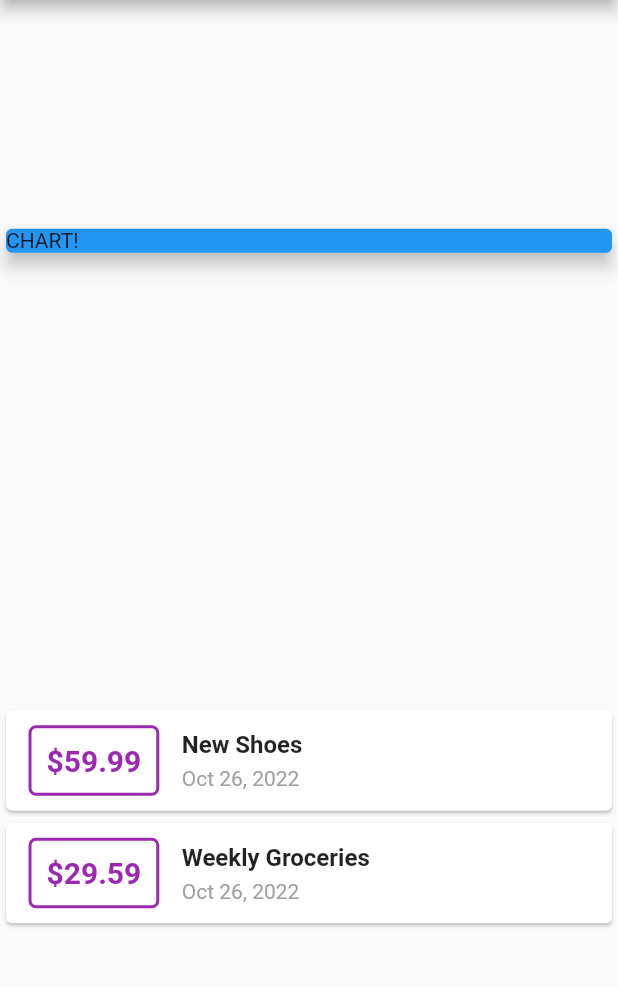
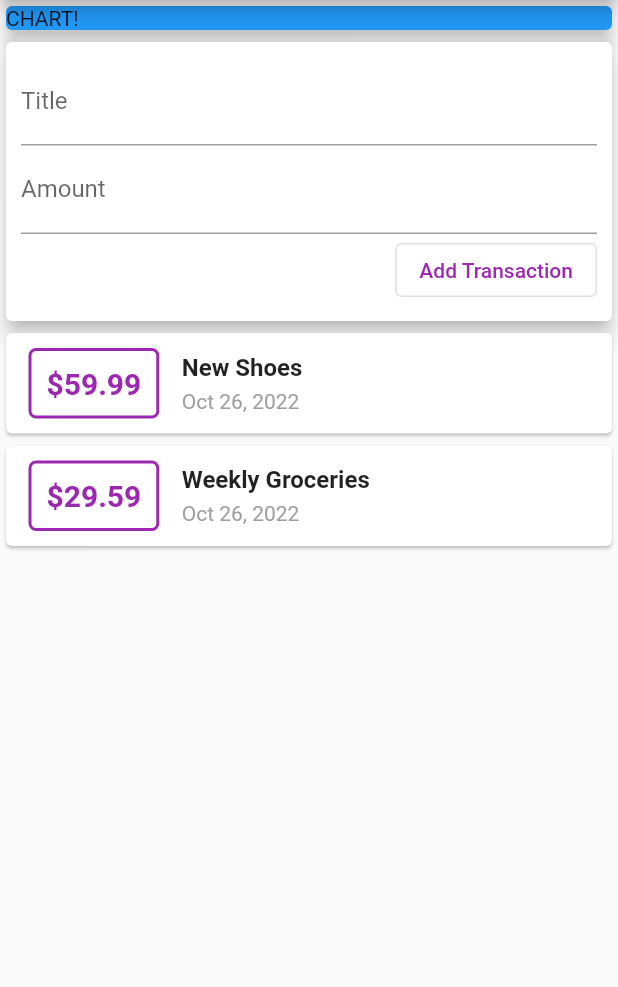
Before and after one commit to suleymanoner/expense_app, a Flutter app: the screen it shows after launch, on a phone screen of 412 x 824 dp, the part 84-1071 px from its top. Run offline on Flutter 3.47's test engine with Material 2 defaults, Android fonts, the phone set to English and light mode, and no system bars.

Commit message:
user input card added

```diff
--- a/lib/main.dart
+++ b/lib/main.dart
@@ -41,7 +41,6 @@ class MyHomePage extends StatelessWidget {
         title: Text('Expense App'),
       ),
       body: Column(
-        mainAxisAlignment: MainAxisAlignment.spaceAround,
         crossAxisAlignment: CrossAxisAlignment.stretch,
         children: <Widget>[
           Card(
@@ -51,6 +50,30 @@ class MyHomePage extends StatelessWidget {
               width: double.infinity,
             ),
             elevation: 5,
+          ),
+          Card(
+            elevation: 5,
+            child: Container(
+              padding: EdgeInsets.all(10),
+              child: Column(
+                crossAxisAlignment: CrossAxisAlignment.end,
+                children: [
+                  TextField(
+                    decoration: InputDecoration(labelText: 'Title'),
+                  ),
+                  TextField(
+                    decoration: InputDecoration(labelText: 'Amount'),
+                  ),
+                  OutlinedButton(
+                    child: Text(
+                      'Add Transaction',
+                      style: TextStyle(color: Colors.purple),
+                    ),
+                    onPressed: () {},
+                  )
+                ],
+              ),
+            ),
           ),
           Column(
             children: transactions.map((tx) {
```
